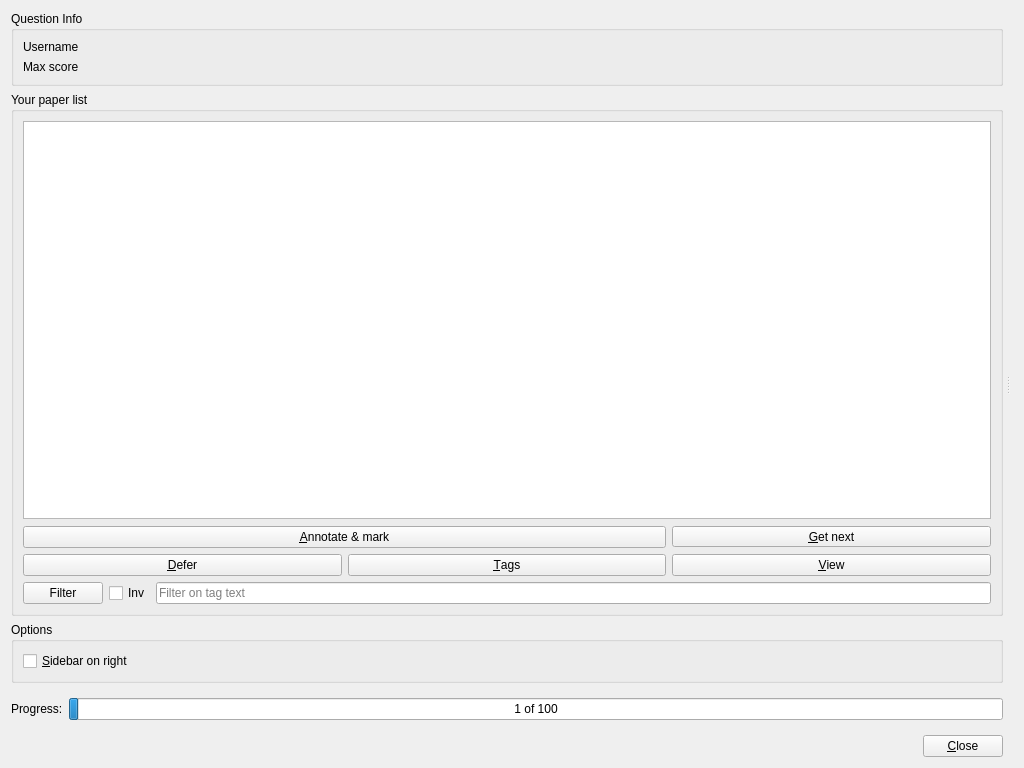
plomgrading/plom, file qtCreatorFiles/ui_marker.ui: the form before one commit.
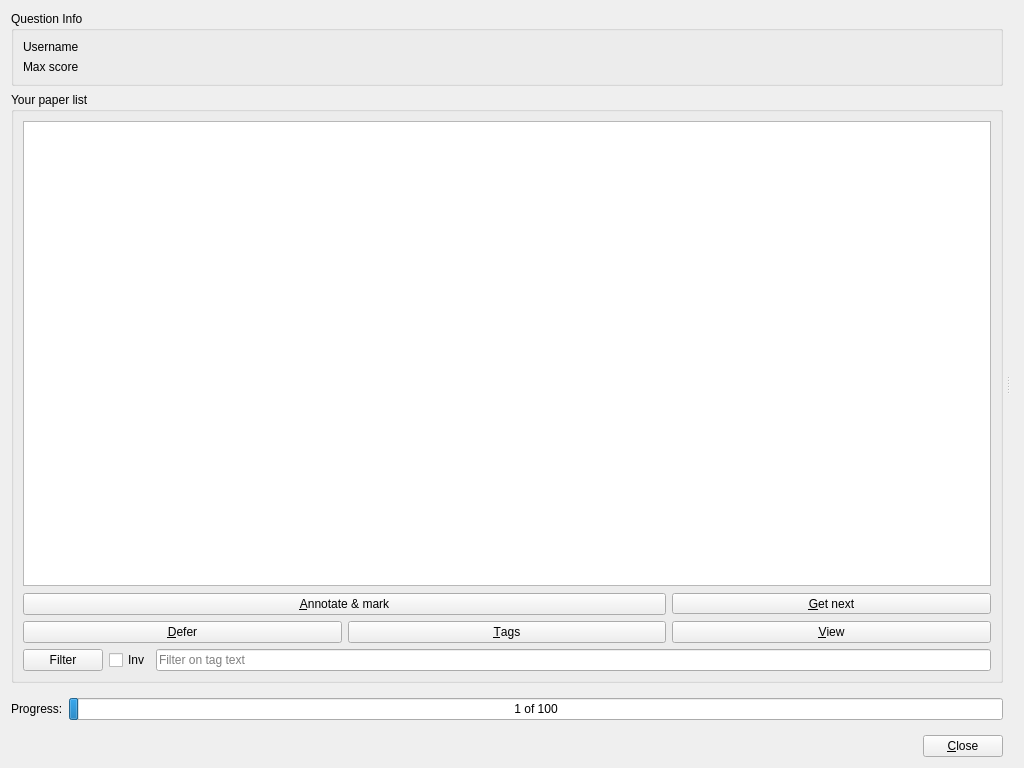
The form after the commit. Custom widgets are drawn as their Qt base class.

Commit message:
Remove sidebar-on-right code
Fixes #2252: the code was removed a long time ago, only the UI and
config remained.  So remove it.

Patch:
```diff
--- a/qtCreatorFiles/ui_marker.ui
+++ b/qtCreatorFiles/ui_marker.ui
@@ -256,22 +256,6 @@
          </layout>
         </widget>
        </item>
-       <item>
-        <widget class="QGroupBox" name="OptionsBox">
-         <property name="title">
-          <string>Options</string>
-         </property>
-         <layout class="QVBoxLayout" name="verticalLayout_3">
-          <item>
-           <widget class="QCheckBox" name="sidebarRightCB">
-            <property name="text">
-             <string>&amp;Sidebar on right</string>
-            </property>
-           </widget>
-          </item>
-         </layout>
-        </widget>
-       </item>
        <item>
         <widget class="QFrame" name="frameProgress">
          <layout class="QHBoxLayout" name="layoutProgress">
```
The commit also changes 4 other files.
